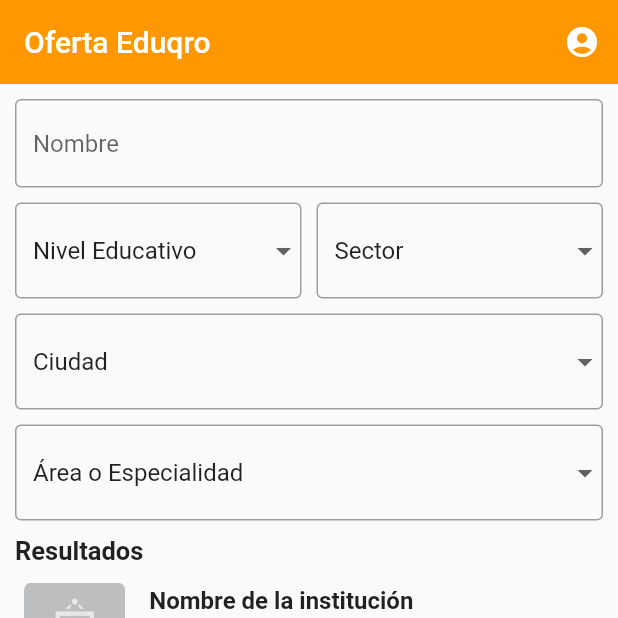
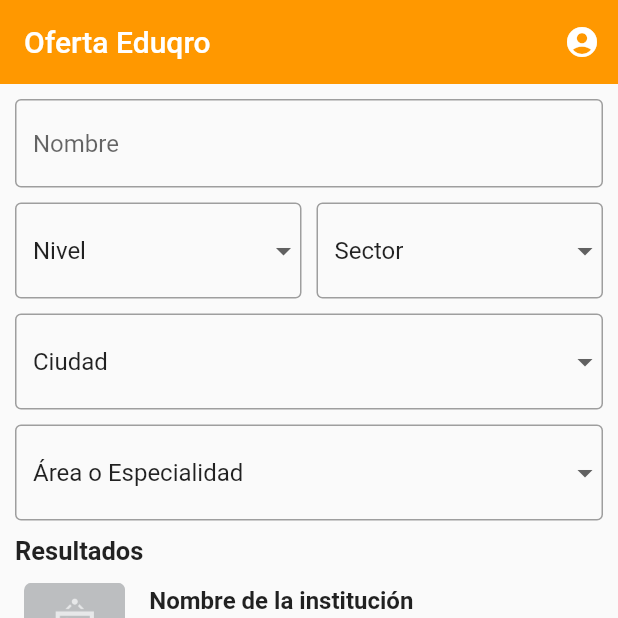
Before and after one commit to Pimpollo30/eduqro, a Flutter app: the screen it shows after launch, on a phone screen of 412 x 824 dp, the top half of it. Run offline on Flutter 3.47's test engine with Material 2 defaults, Android fonts, the phone set to English and light mode, and no system bars.

Commit message:
Fixed right overflowed

```diff
--- a/lib/pages/agregar_institucion_page.dart
+++ b/lib/pages/agregar_institucion_page.dart
@@ -54,7 +54,7 @@ class _FormAgregar extends StatelessWidget {
                               borderSide: BorderSide(color: Colors.grey)),
                         ),
                         items: [
-                          DropdownMenuItem(child: Text('Nivel Educativo'))
+                          DropdownMenuItem(child: Text('Nivel'))
                         ],
                         onChanged: (value) {}),
                   ),
--- a/lib/pages/busqueda_page.dart
+++ b/lib/pages/busqueda_page.dart
@@ -39,7 +39,7 @@ class BusquedaForm extends StatelessWidget {
                             focusedBorder: OutlineInputBorder(borderSide: BorderSide(color: Colors.orange)),
                             enabledBorder: OutlineInputBorder(borderSide: BorderSide(color: Colors.grey)),
                           ),
-                          items: [DropdownMenuItem(child: Text('Nivel Educativo'))],
+                          items: [DropdownMenuItem(child: Text('Nivel'))],
                           onChanged: (value) {}),
                             ),
                             SizedBox(width: 10,),
--- a/lib/pages/editar_institucion_page.dart
+++ b/lib/pages/editar_institucion_page.dart
@@ -42,7 +42,7 @@ class EditarInstitucionPage extends StatelessWidget {
                                   borderSide: BorderSide(color: Colors.grey)),
                             ),
                             items: [
-                              DropdownMenuItem(child: Text('Nivel Educativo'))
+                              DropdownMenuItem(child: Text('Nivel'))
                             ],
                             onChanged: (value) {}),
                       ),
```
